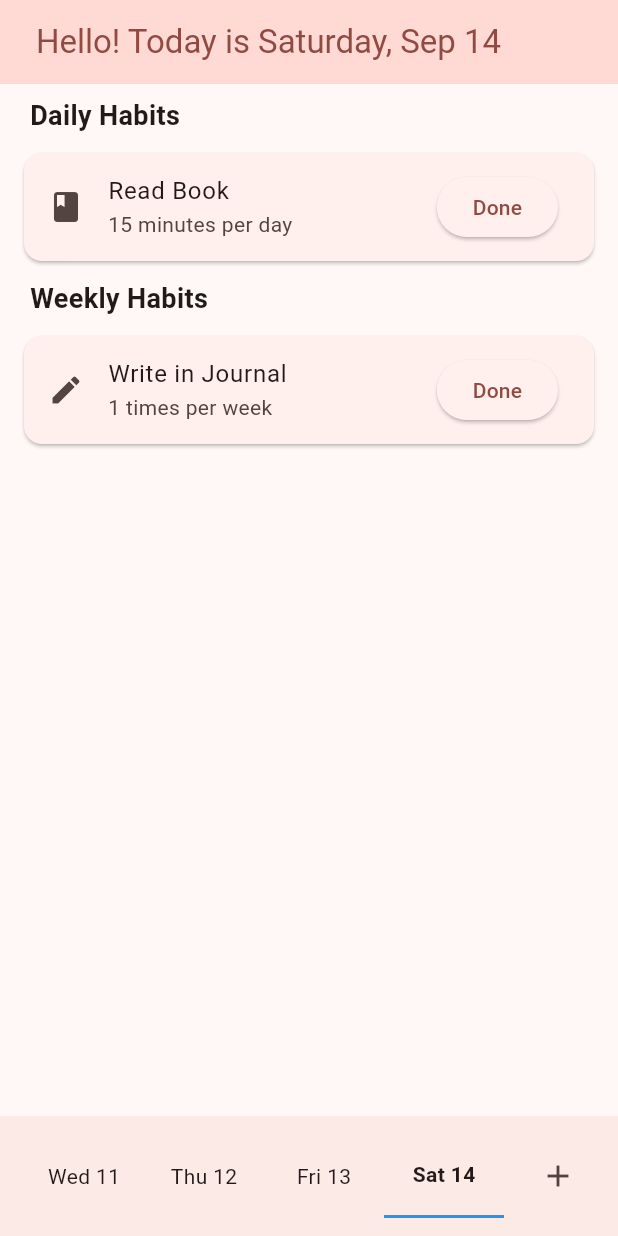
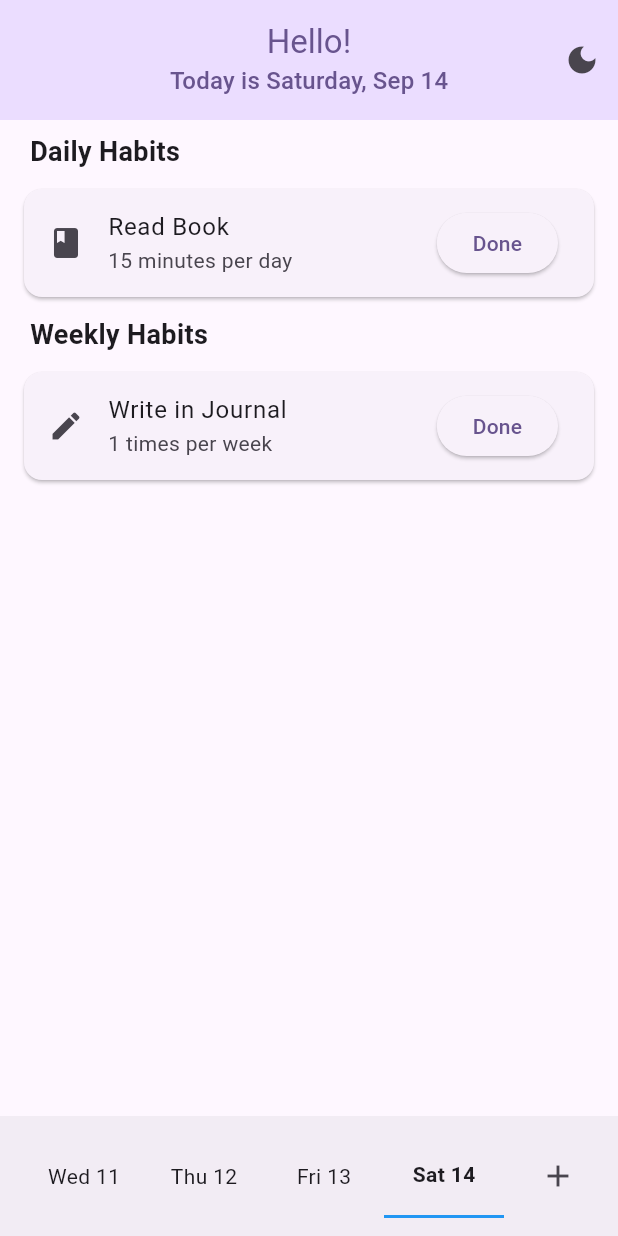
Before and after one commit to Vg34100/Flutter-HabitTracker, a Flutter app: the screen it shows after launch, on a phone screen of 412 x 824 dp. Run offline on Flutter 3.47's test engine with Material 3 defaults, Android fonts, the phone set to English and light mode, and no system bars; our stand-ins replace shared_preferences.

Commit message:
dark theme

```diff
--- /dev/null
+++ b/lib/controllers/theme_controller.dart
@@ -0,0 +1,15 @@
+import 'package:flutter/material.dart';
+
+class ThemeController extends ChangeNotifier {
+	ThemeMode _themeMode = ThemeMode.system;
+
+	// Getter for the current theme mode
+	ThemeMode get themeMode => _themeMode;
+
+	// Toggles between light and dark themes
+	void toggleTheme() {
+		_themeMode =
+				_themeMode == ThemeMode.light ? ThemeMode.dark : ThemeMode.light;
+		notifyListeners();
+	}
+}
--- a/lib/main.dart
+++ b/lib/main.dart
@@ -1,8 +1,10 @@
+import 'package:habit_tracker/controllers/theme_controller.dart';
+import 'package:habit_tracker/themes/app_themes.dart';
+import 'package:habit_tracker/views/main_view.dart';
+
+import 'package:flutter/material.dart';
+import 'package:provider/provider.dart';
 import 'dart:ui';
-
-import 'package:flutter/gestures.dart';
-import 'package:flutter/material.dart';
-import 'views/main_view.dart';
 
 void main() {
 	runApp(const MainApp());
@@ -13,13 +15,19 @@ class MainApp extends StatelessWidget {
 
 	@override
 	Widget build(BuildContext context) {
-		return MaterialApp(
-			title: 'Habit Tracker',
-			theme: ThemeData(
-				colorScheme: ColorScheme.fromSeed(seedColor: const Color.fromARGB(255, 234, 13, 13)),
-			),
-			home: const MainView(),
-      scrollBehavior: const MaterialScrollBehavior().copyWith( dragDevices: {PointerDeviceKind.mouse, PointerDeviceKind.touch},),
+		return ChangeNotifierProvider(
+			create: (_) => ThemeController(),
+			builder: (context, _) {
+				final themeController = Provider.of<ThemeController>(context);
+				return MaterialApp(
+					title: 'Habit Tracker',
+					theme: MyAppThemes.lightTheme,
+					darkTheme: MyAppThemes.darkTheme,
+					themeMode: themeController.themeMode,
+					home: const MainView(),
+					scrollBehavior: const MaterialScrollBehavior().copyWith( dragDevices: {PointerDeviceKind.mouse, PointerDeviceKind.touch},),
+				);
+			},
 		);
 	}
 }
--- /dev/null
+++ b/lib/themes/app_themes.dart
@@ -0,0 +1,21 @@
+import 'package:flutter/material.dart';
+
+class MyAppThemes {
+	static final lightTheme = ThemeData(
+		colorScheme: ColorScheme.fromSeed(
+			seedColor: Colors.deepPurple,
+			brightness: Brightness.light,
+		),
+		useMaterial3: true,
+		brightness: Brightness.light,
+	);
+
+	static final darkTheme = ThemeData(
+		colorScheme: ColorScheme.fromSeed(
+			seedColor: Colors.deepPurple,
+			brightness: Brightness.dark,
+		),
+		useMaterial3: true,
+		brightness: Brightness.dark,
+	);
+}
--- a/lib/views/main_view.dart
+++ b/lib/views/main_view.dart
@@ -1,11 +1,13 @@
 
 import 'package:habit_tracker/controllers/habit_controller.dart';
+import 'package:habit_tracker/controllers/theme_controller.dart';
 
 import 'package:habit_tracker/views/add_habit_view.dart';
 import 'package:habit_tracker/widgets/date_slider.dart';
 
 import 'package:flutter/material.dart';
 import 'package:intl/intl.dart';
+import 'package:provider/provider.dart';
 
 class MainView extends StatefulWidget{
 	const MainView({super.key});
@@ -46,18 +48,41 @@ class _MainViewState extends State<MainView> {
 	@override
 	Widget build(BuildContext context) {
 		String formattedDate = DateFormat('EEEE, MMM d').format(selectedDate);
+		final themeController = Provider.of<ThemeController>(context);
 
 
 		return Scaffold(
 			appBar: AppBar(
-				title: Padding(
-					padding: const EdgeInsets.all(8.0),
-					child: Text(
-						'Hello! Today is $formattedDate',
-						style: Theme.of(context).textTheme.titleLarge!.copyWith(color: Theme.of(context).colorScheme.primary),
+				toolbarHeight: 80,
+				title: Column(
+					children: [
+						Text(
+							'Hello!',
+							style: Theme.of(context).textTheme.titleLarge!.copyWith(
+								color: Theme.of(context).colorScheme.primary,
 							),
 						),
+						Text(
+							'Today is $formattedDate',
+							style: Theme.of(context).textTheme.titleMedium!.copyWith(
+								color: Theme.of(context).colorScheme.primary,
+							),
+						),
+					],
+				),
+				centerTitle: true,
 				backgroundColor: Theme.of(context).colorScheme.primaryContainer,
+				// Add the toggle button to the AppBar actions
+				actions: [
+					IconButton(
+						icon: Icon(themeController.themeMode == ThemeMode.dark
+								? Icons.light_mode
+								: Icons.dark_mode),
+						onPressed: () {
+							themeController.toggleTheme();
+						},
+					),
+				],
 			),
 			body: Padding(
 				padding: const EdgeInsets.fromLTRB(12.0, 0.0, 12.0, 0),
--- a/pubspec.yaml
+++ b/pubspec.yaml
@@ -12,6 +12,7 @@ dependencies:
   shared_preferences: ^2.0.15 # Persistence
   uuid: ^3.0.6
   intl: ^0.18.0
+  provider: ^6.0.0
 
 
 dev_dependencies:
```
Also changed, not shown: pubspec.lock. Lines whose indentation alone changed are shown as unchanged.
